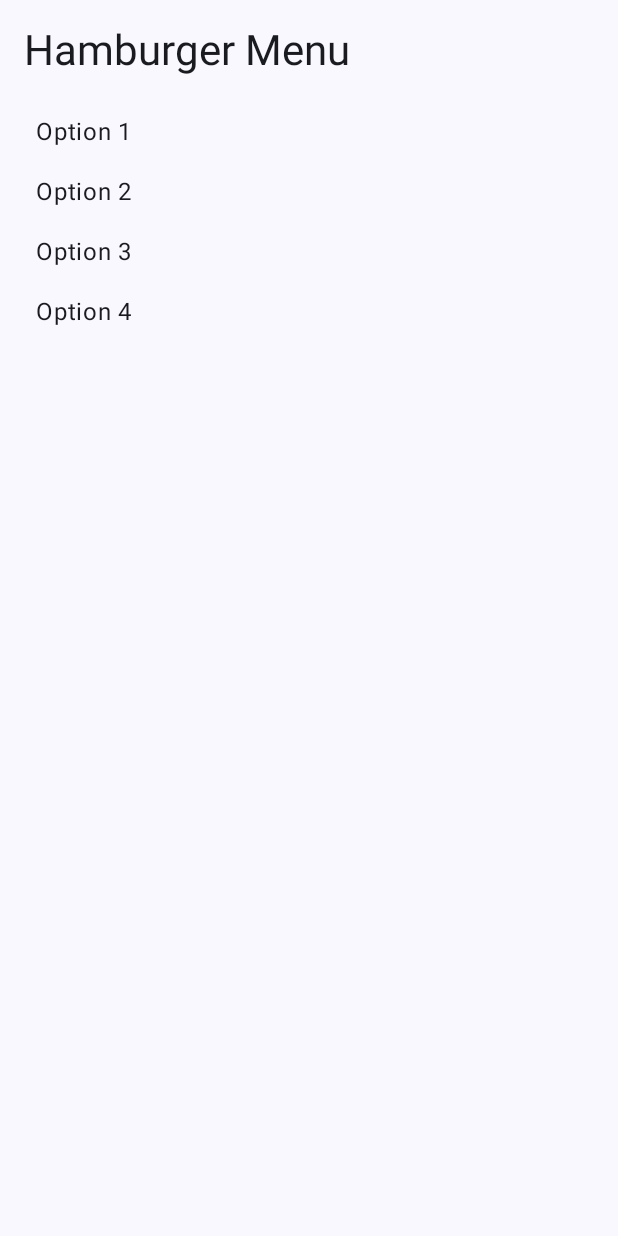
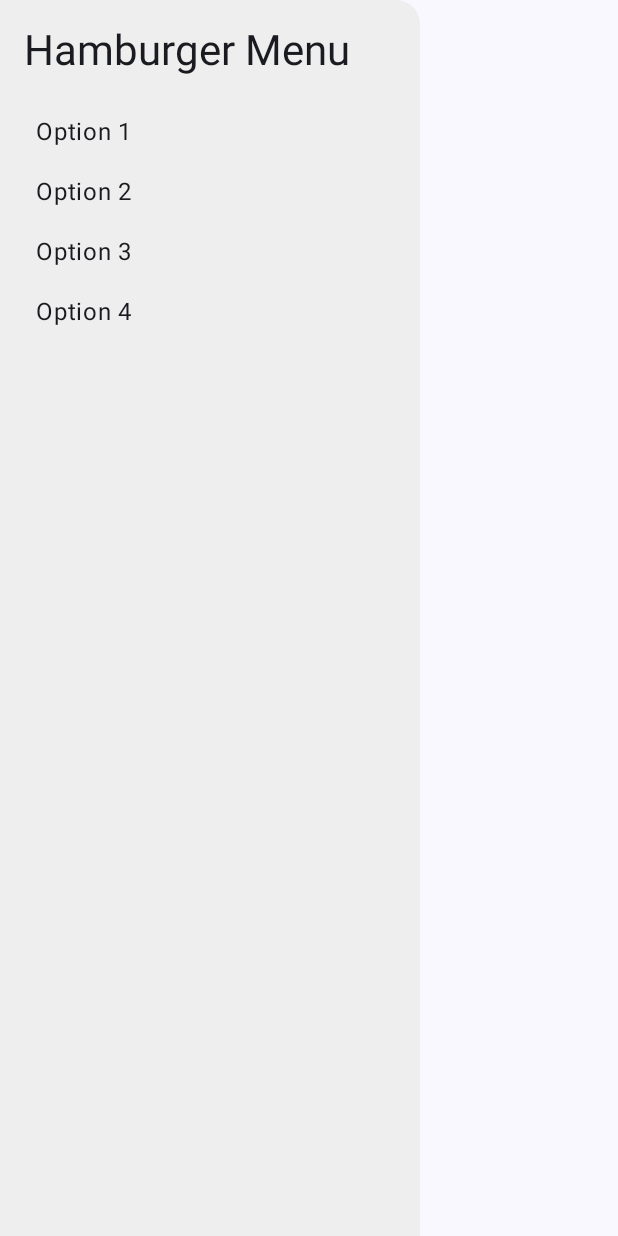
Before and after one commit to MehakSheikh/todo, an Android app built with Jetpack Compose: the composable DrawerContent shown on its own in the app's theme, on a phone screen of 412 x 824 dp. Run offline under Robolectric (Android 15) with nearby library versions, the phone set to English and light mode, and no system bars.

Commit message:
Working on HamBurger

```diff
--- a/app/src/main/java/com/example/todo/MainActivity.kt
+++ b/app/src/main/java/com/example/todo/MainActivity.kt
@@ -4,12 +4,17 @@ import android.annotation.SuppressLint
 import android.os.Bundle
 import androidx.activity.ComponentActivity
 import androidx.activity.compose.setContent
+import androidx.compose.foundation.background
 import androidx.compose.foundation.clickable
+import androidx.compose.foundation.layout.Box
 import androidx.compose.foundation.layout.Column
 import androidx.compose.foundation.layout.Spacer
+import androidx.compose.foundation.layout.fillMaxHeight
 import androidx.compose.foundation.layout.fillMaxSize
 import androidx.compose.foundation.layout.height
 import androidx.compose.foundation.layout.padding
+import androidx.compose.foundation.layout.width
+import androidx.compose.foundation.shape.RoundedCornerShape
 import androidx.compose.material.icons.Icons
 import androidx.compose.material.icons.filled.CalendarToday
 import androidx.compose.material.icons.filled.CheckCircle
@@ -33,6 +38,7 @@ import androidx.compose.runtime.remember
 import androidx.compose.runtime.rememberCoroutineScope
 import androidx.compose.runtime.setValue
 import androidx.compose.ui.Modifier
+import androidx.compose.ui.graphics.Color
 import androidx.compose.ui.tooling.preview.Preview
 import androidx.compose.ui.unit.dp
 import com.example.todo.ui.theme.ToDoTheme
@@ -62,6 +68,7 @@ fun MainScreen() {
             DrawerContent(onItemClick = { selectedItem = it; scope.launch { drawerState.close() } })
         },
         content = {
+            Box(modifier = Modifier.fillMaxSize()) {
                 Scaffold(
                     bottomBar = {
                         BottomNavigationBar(
@@ -81,6 +88,7 @@ fun MainScreen() {
                     }
                 }
             }
+        }
     )
 }
 
@@ -95,7 +103,7 @@ fun BottomNavigationBar(
         contentColor = MaterialTheme.colorScheme.onPrimary
     ) {
         NavigationBarItem(
-            selected = selectedItem == 1,
+            selected = selectedItem == 0,
             onClick = { onHamburgerClick() },  // Open the drawer on hamburger click
             icon = { Icon(Icons.Default.Menu, contentDescription = "Hamburger") }
         )
@@ -119,7 +127,20 @@ fun BottomNavigationBar(
 
 @Composable
 fun DrawerContent(onItemClick: (Int) -> Unit) {
-    Column(modifier = Modifier.padding(16.dp)) {
+    Box(
+        modifier = Modifier
+            .fillMaxHeight()
+            .width(280.dp) // Adjust width to one-third of the screen (standard size)
+            .background(
+                color = Color(0xFFEEEEEE),
+                shape = RoundedCornerShape(topEnd = 16.dp)
+            ) // Custom drawer background
+
+    ) {
+        Column(
+            modifier = Modifier
+                .padding(16.dp)
+        ) {
             Text("Hamburger Menu", style = MaterialTheme.typography.headlineMedium)
             Spacer(modifier = Modifier.height(16.dp))
             // Add your menu items here
@@ -149,6 +170,7 @@ fun DrawerContent(onItemClick: (Int) -> Unit) {
             )
         }
     }
+}
 
 @Composable
 fun HamburgerContent() {
```
Lines whose indentation alone changed are shown as unchanged.
